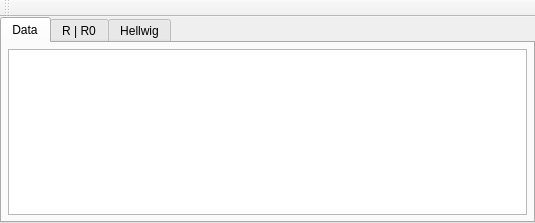
The window that Hellwig/hellwig.ui (rivix666/PO_Hellwig) describes before a commit, drawn with Qt 5.
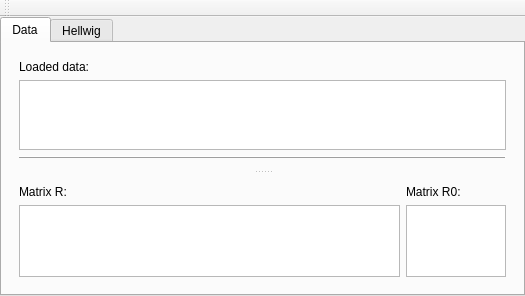
The same window after the commit. The open tabs and pages were chosen to show the change. Icons and pictures are not drawn.

What changed in the file:
```diff
--- a/Hellwig/hellwig.ui
+++ b/Hellwig/hellwig.ui
@@ -6,8 +6,8 @@
    <rect>
     <x>0</x>
     <y>0</y>
-    <width>535</width>
-    <height>218</height>
+    <width>525</width>
+    <height>258</height>
    </rect>
   </property>
   <property name="windowTitle">
@@ -36,59 +36,64 @@
        <attribute name="title">
         <string>Data</string>
        </attribute>
-       <layout class="QHBoxLayout" name="horizontalLayout">
-        <property name="leftMargin">
-         <number>6</number>
-        </property>
-        <property name="topMargin">
-         <number>6</number>
-        </property>
-        <property name="rightMargin">
-         <number>6</number>
-        </property>
-        <property name="bottomMargin">
-         <number>6</number>
-        </property>
-        <item>
-         <widget class="QTableWidget" name="tableWidget_Data">
-          <attribute name="horizontalHeaderDefaultSectionSize">
-           <number>70</number>
-          </attribute>
-          <attribute name="horizontalHeaderMinimumSectionSize">
-           <number>15</number>
-          </attribute>
-          <attribute name="horizontalHeaderStretchLastSection">
-           <bool>true</bool>
-          </attribute>
-          <attribute name="verticalHeaderDefaultSectionSize">
-           <number>23</number>
-          </attribute>
-         </widget>
-        </item>
-       </layout>
-      </widget>
-      <widget class="QWidget" name="tab_2">
-       <attribute name="title">
-        <string>R | R0</string>
-       </attribute>
-       <layout class="QVBoxLayout" name="verticalLayout">
-        <property name="leftMargin">
-         <number>6</number>
-        </property>
-        <property name="topMargin">
-         <number>6</number>
-        </property>
-        <property name="rightMargin">
-         <number>6</number>
-        </property>
-        <property name="bottomMargin">
+       <layout class="QHBoxLayout" name="horizontalLayout_2">
+        <property name="margin">
          <number>6</number>
         </property>
         <item>
          <widget class="QSplitter" name="splitter">
           <property name="orientation">
-           <enum>Qt::Horizontal</enum>
+           <enum>Qt::Vertical</enum>
           </property>
+          <widget class="QWidget" name="">
+           <layout class="QVBoxLayout" name="verticalLayout_6" stretch="0,1,0">
+            <item>
+             <widget class="QLabel" name="label">
+              <property name="text">
+               <string>Loaded data:</string>
+              </property>
+             </widget>
+            </item>
+            <item>
+             <widget class="QTableWidget" name="tableWidget_Data">
+              <attribute name="horizontalHeaderDefaultSectionSize">
+               <number>70</number>
+              </attribute>
+              <attribute name="horizontalHeaderMinimumSectionSize">
+               <number>15</number>
+              </attribute>
+              <attribute name="horizontalHeaderStretchLastSection">
+               <bool>true</bool>
+              </attribute>
+              <attribute name="verticalHeaderDefaultSectionSize">
+               <number>23</number>
+              </attribute>
+             </widget>
+            </item>
+            <item>
+             <widget class="QFrame" name="frame_3">
+              <property name="frameShape">
+               <enum>QFrame::HLine</enum>
+              </property>
+              <property name="frameShadow">
+               <enum>QFrame::Raised</enum>
+              </property>
+             </widget>
+            </item>
+           </layout>
+          </widget>
+          <widget class="QWidget" name="">
+           <layout class="QHBoxLayout" name="horizontalLayout" stretch="1,0">
+            <item>
+             <layout class="QVBoxLayout" name="verticalLayout_5">
+              <item>
+               <widget class="QLabel" name="label_2">
+                <property name="text">
+                 <string>Matrix R:</string>
+                </property>
+               </widget>
+              </item>
+              <item>
           <widget class="QTableWidget" name="tableWidget_MatrixR">
            <attribute name="horizontalHeaderDefaultSectionSize">
             <number>70</number>
@@ -106,6 +111,19 @@
             <bool>true</bool>
            </attribute>
           </widget>
+              </item>
+             </layout>
+            </item>
+            <item>
+             <layout class="QVBoxLayout" name="verticalLayout">
+              <item>
+               <widget class="QLabel" name="label_3">
+                <property name="text">
+                 <string>Matrix R0:</string>
+                </property>
+               </widget>
+              </item>
+              <item>
           <widget class="QTableWidget" name="tableWidget_MatrixR0">
            <property name="sizePolicy">
             <sizepolicy hsizetype="Expanding" vsizetype="Expanding">
@@ -138,20 +156,12 @@
             <bool>true</bool>
            </attribute>
           </widget>
-         </widget>
-        </item>
-        <item>
-         <spacer name="verticalSpacer">
-          <property name="orientation">
-           <enum>Qt::Vertical</enum>
-          </property>
-          <property name="sizeHint" stdset="0">
-           <size>
-            <width>20</width>
-            <height>40</height>
-           </size>
-          </property>
-         </spacer>
+              </item>
+             </layout>
+            </item>
+           </layout>
+          </widget>
+         </widget>
         </item>
        </layout>
       </widget>
```
Left out of the diff: 45 changed lines with no effect on the pictures. Lines whose indentation alone changed are shown as unchanged.
